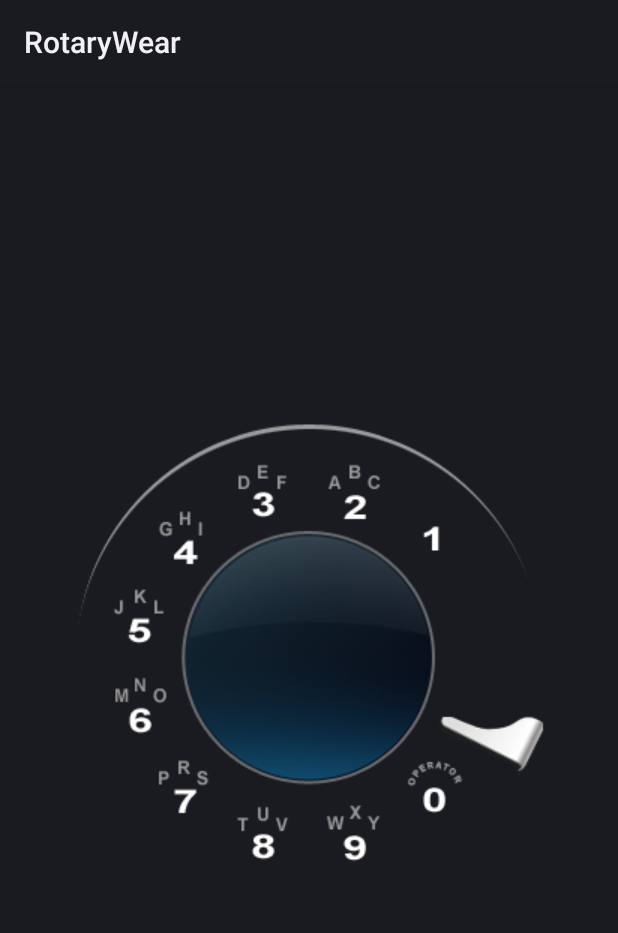
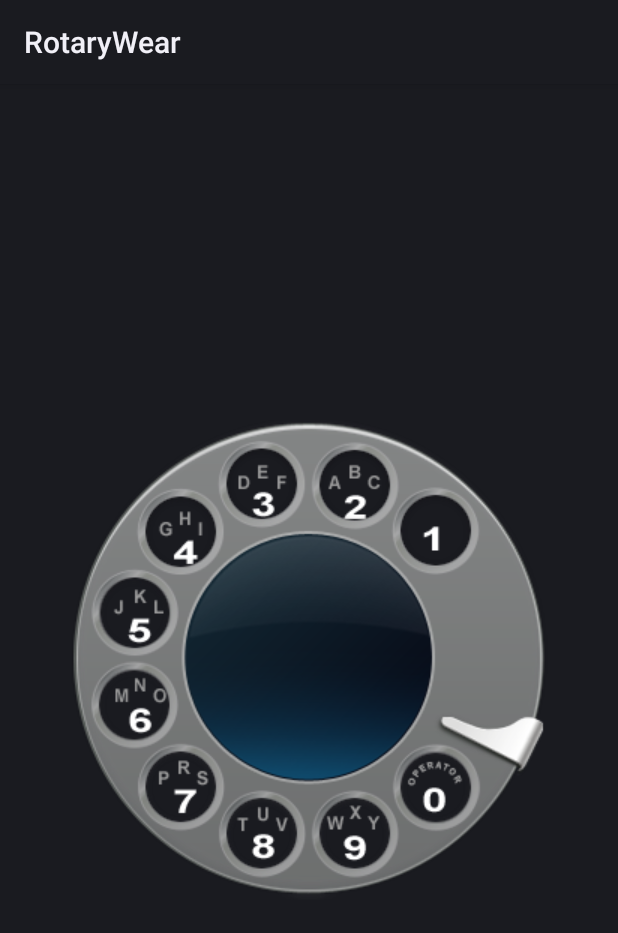
Before and after one commit to arimwilson/rotarywear, an Android app: the screen it shows after launch (RotaryWear), on a phone screen of 412 x 824 dp. Shown: the top 933 px of the screen. Run offline under Robolectric (Android 15) with nearby library versions, the phone set to English and light mode, and no system bars.

Commit message:
fixed visibility

```diff
--- a/wear/src/main/res/layout/activity_main.xml
+++ b/wear/src/main/res/layout/activity_main.xml
@@ -17,8 +17,7 @@
             android:layout_centerInParent="true"
             android:background="@drawable/numbers" />
 
-        <View
-            class="com.ariwilson.rotarywear.RotaryView"
+        <com.ariwilson.rotarywear.RotaryView
             android:id="@+id/view"
             android:layout_width="320dip"
             android:layout_height="320dip"
```
Also changed, not shown: 1 other file.
